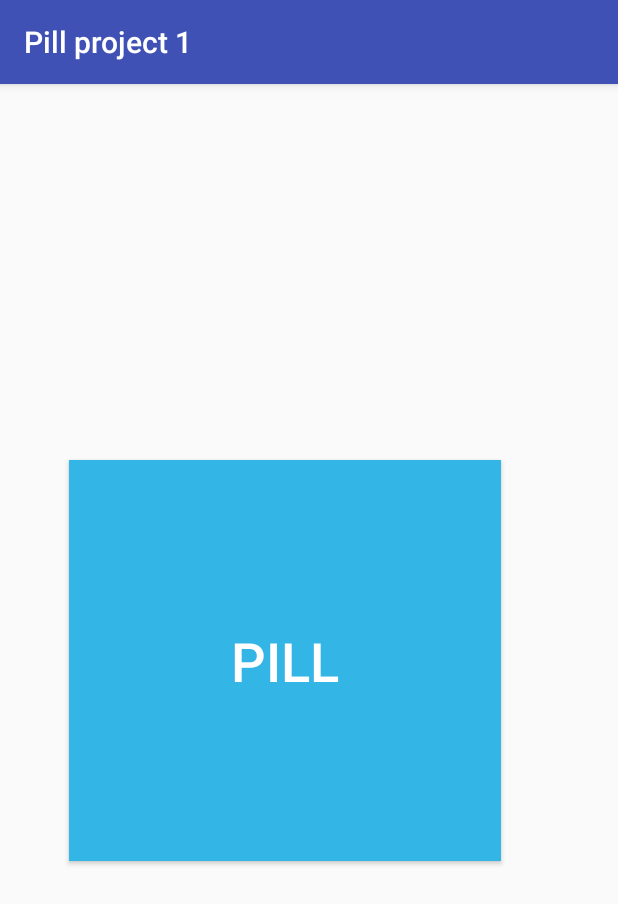
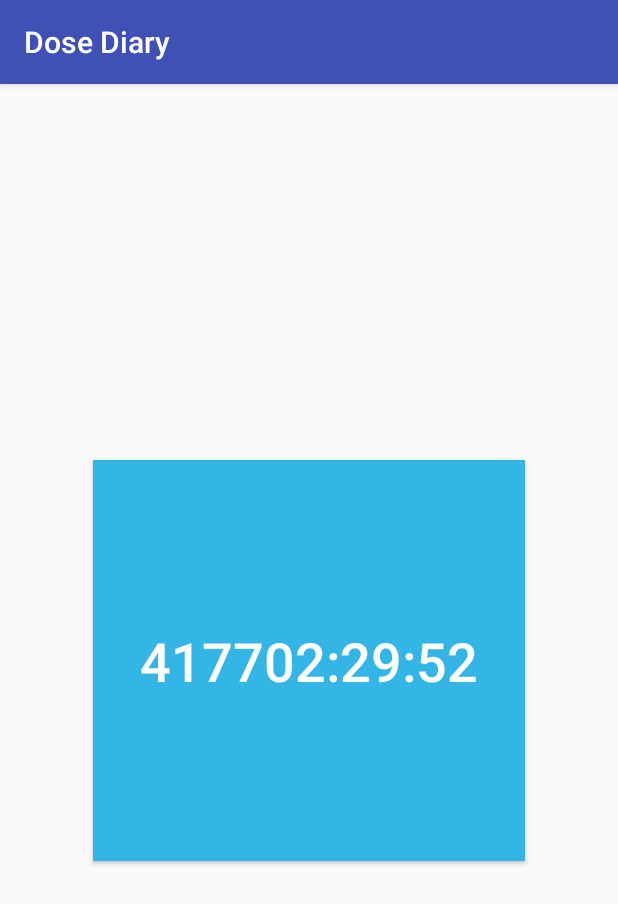
Before and after one commit to seaneberhard/start-up-weekend, an Android app: the screen it shows after launch (MainActivity), on a phone screen of 412 x 824 dp. Shown: the top 904 px of the screen. Run offline under Robolectric (Android 15) with nearby library versions, the phone set to English and light mode, and no system bars.

Commit message:
Finished the basic back end

```diff
--- a/pillproject1/app/src/main/AndroidManifest.xml
+++ b/pillproject1/app/src/main/AndroidManifest.xml
@@ -16,8 +16,6 @@
                 <category android:name="android.intent.category.LAUNCHER" />
             </intent-filter>
         </activity>
-        <activity android:name=".Results" />
-        <activity android:name=".DisplayMessageActivity"></activity>
     </application>
 
 </manifest>
--- a/pillproject1/app/src/main/java/com/lucyeberhard/pillproject1/MainActivity.java
+++ b/pillproject1/app/src/main/java/com/lucyeberhard/pillproject1/MainActivity.java
@@ -1,51 +1,67 @@
 package com.lucyeberhard.pillproject1;
 
-import android.content.Intent;
+import android.content.SharedPreferences;
 import android.os.Bundle;
+import android.os.CountDownTimer;
 import android.support.v7.app.AppCompatActivity;
 import android.view.View;
+import android.widget.TextView;
 
-import java.io.FileNotFoundException;
 import java.util.Date;
-import java.util.Scanner;
+import java.util.Locale;
 
 public class MainActivity extends AppCompatActivity {
-    public static final String filename = "pilldata";
-    public static final String PILL_RESULT = "com.example.myfirstapp.RESULT";
-
-    private Date[] poptimes;
+    private static final String TIME_FORMAT = "%02d:%02d:%02d";
 
     @Override
     protected void onCreate(Bundle savedInstanceState) {
         super.onCreate(savedInstanceState);
         setContentView(R.layout.activity_main);
-        poptimes = new Date[4];
-        try {
-            Scanner in = new Scanner(openFileInput(filename));
-            for (int i = 0; i < 4; i++) poptimes[i] = new Date(in.nextLong());
-            in.close();
-        } catch (FileNotFoundException e) {
-            for (int i = 0; i < 4; i++) poptimes[i] = new Date(0);
-        }
+        countdown();
     }
 
-    private long timeLeft() {
-        return 0;
+    /*
+    oh boy oh boy oh boy oh boy
+     */
+    private void countdown() {
+        final TextView text = (TextView) findViewById(R.id.countdown);
+        new CountDownTimer(timeLeft(), 1000) {
+            @Override
+            public void onTick(long l) {
+                text.setText(String.format(Locale.US, TIME_FORMAT, l / (3600 * 1000), l / (60 * 1000) % 60, l / 1000 % 60));
+            }
+
+            @Override
+            public void onFinish() {
+                text.setText("Pop Pill");
+            }
+        }.start();
     }
 
-    /**
-     * Called when the user taps the Send button
+    /*
+      Time till party time.
      */
+    private long timeLeft() {
+        SharedPreferences pref = getPreferences(MODE_PRIVATE);
+        long now = new Date().getTime();
+        long d1 = now - pref.getLong("-1", 0) - 4*3600*1000;
+        long d2 = now - pref.getLong("-4", 0) - 24*3600*1000;
+        return Math.max(0, Math.max(d1, d2));
+    }
 
-    public void getTime(View view) {
-        Intent intent = new Intent(this, DisplayMessageActivity.class);
-        // Do something in response
-
-        Date myDate = new Date();
-
-        String result = myDate.toString();
-
-        intent.putExtra(PILL_RESULT, result);
-        startActivity(intent);
+    /*
+     Party time!
+     Called when user taps pop
+     */
+    public void pop(View view) {
+        if (timeLeft() > 0) return;
+        SharedPreferences pref = getPreferences(MODE_PRIVATE);
+        SharedPreferences.Editor editor = pref.edit();
+        editor.putLong("-4", pref.getLong("-3", 0));
+        editor.putLong("-3", pref.getLong("-2", 0));
+        editor.putLong("-2", pref.getLong("-1", 0));
+        editor.putLong("-1", new Date().getTime());
+        editor.apply();
+        countdown();
     }
 }
--- a/pillproject1/app/src/main/res/layout/activity_main.xml
+++ b/pillproject1/app/src/main/res/layout/activity_main.xml
@@ -7,21 +7,23 @@
     tools:context="com.lucyeberhard.pillproject1.MainActivity">
 
     <Button
-        android:id="@+id/button"
+        android:id="@+id/countdown"
         android:layout_width="288dp"
         android:layout_height="267dp"
-        android:layout_marginBottom="16dp"
+        android:layout_marginEnd="16dp"
         android:layout_marginLeft="16dp"
         android:layout_marginRight="16dp"
-        android:layout_marginTop="16dp"
+        android:layout_marginStart="16dp"
         android:background="@android:color/holo_blue_light"
-        android:onClick="getTime"
-        android:text="Pill"
+        android:onClick="pop"
+        android:text=""
         android:textColor="@android:color/background_light"
         android:textSize="36sp"
         app:layout_constraintBottom_toBottomOf="parent"
         app:layout_constraintLeft_toLeftOf="parent"
         app:layout_constraintRight_toRightOf="parent"
         app:layout_constraintTop_toTopOf="parent"
-        app:layout_constraintHorizontal_bias="0.328" />
+        tools:layout_constraintBottom_creator="1"
+        tools:layout_constraintTop_creator="1" />
+
 </android.support.constraint.ConstraintLayout>
--- a/pillproject1/app/src/main/res/values/strings.xml
+++ b/pillproject1/app/src/main/res/values/strings.xml
@@ -1,3 +1,3 @@
 <resources>
-    <string name="app_name">Pill project 1</string>
+    <string name="app_name">Dose Diary</string>
 </resources>
```
Also changed, not shown: pillproject1/app/src/main/java/com/lucyeberhard/pillproject1/DisplayMessageActivity.java (deleted, +0 -23 lines), pillproject1/app/src/main/res/layout/activity_display_message.xml (deleted, +0 -22 lines), pillproject1/app/src/main/res/layout/activity_results.xml (deleted, +0 -9 lines).
